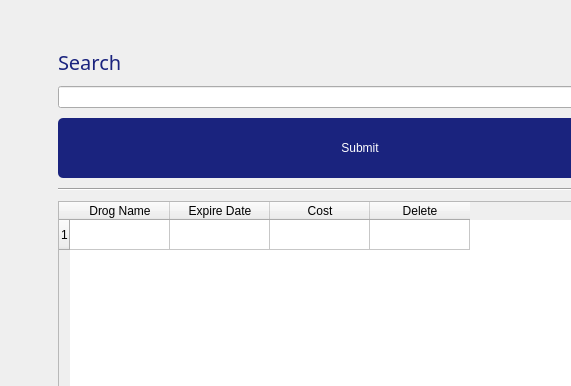
Old version of the form UI/UI.ui in the repository mhmdka/hospital_DB; both pictures show x 0 to 571 and y 0 to 386 of the 720 by 800 pixel window.
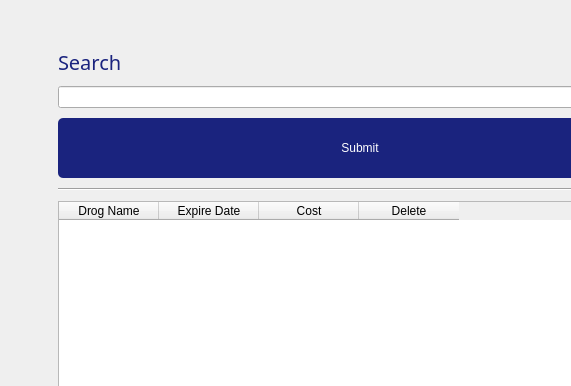
New version of the form. The open tabs and pages were chosen to show the change. Icons and pictures are not drawn.

What changed in the file:
```diff
--- a/UI/UI.ui
+++ b/UI/UI.ui
@@ -2415,11 +2415,6 @@
           </item>
           <item>
            <widget class="QTableWidget" name="PharmacistPageTableWidget">
-            <row>
-             <property name="text">
-              <string>1</string>
-             </property>
-            </row>
             <column>
              <property name="text">
               <string>Drog Name</string>
```
Left out of the diff: 10 changed lines with no effect on the pictures.
